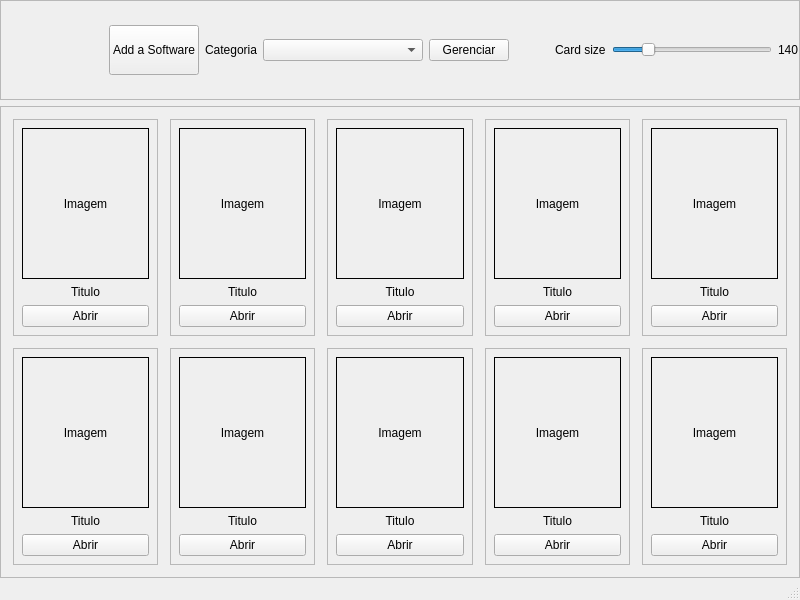
Before: the Qt Designer form dotLauncher.ui in Dotzin/DotLauncher_, drawn with Qt 5.
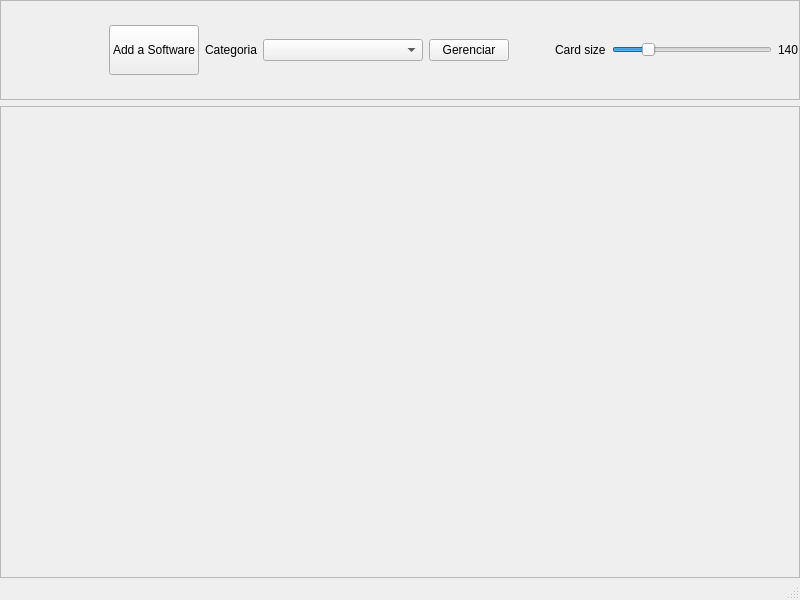
After: the same form once the commit is applied.

Commit message: feat(ui): Category accordion added

What changed in the file:
```diff
--- a/dotLauncher.ui
+++ b/dotLauncher.ui
@@ -227,7 +227,7 @@
             <height>449</height>
            </rect>
           </property>
-          <layout class="QGridLayout" name="gridLayout" rowstretch="0,0" columnstretch="0,0,0,0,0">
+          <layout class="QGridLayout" name="gridLayout" rowstretch="0" columnstretch="0">
            <property name="leftMargin">
             <number>12</number>
            </property>
@@ -243,846 +243,6 @@
            <property name="spacing">
             <number>12</number>
            </property>
-           <item row="0" column="4">
-            <widget class="QFrame" name="placeholderFrame_5">
-             <property name="sizePolicy">
-              <sizepolicy hsizetype="Expanding" vsizetype="Expanding">
-               <horstretch>0</horstretch>
-               <verstretch>0</verstretch>
-              </sizepolicy>
-             </property>
-             <property name="minimumSize">
-              <size>
-               <width>140</width>
-               <height>200</height>
-              </size>
-             </property>
-             <property name="frameShape">
-              <enum>QFrame::Shape::StyledPanel</enum>
-             </property>
-             <property name="frameShadow">
-              <enum>QFrame::Shadow::Raised</enum>
-             </property>
-             <layout class="QVBoxLayout" name="placeholderLayout_5">
-              <property name="spacing">
-               <number>6</number>
-              </property>
-              <property name="leftMargin">
-               <number>8</number>
-              </property>
-              <property name="topMargin">
-               <number>8</number>
-              </property>
-              <property name="rightMargin">
-               <number>8</number>
-              </property>
-              <property name="bottomMargin">
-               <number>8</number>
-              </property>
-              <item>
-               <widget class="QLabel" name="placeholderImage_5">
-                <property name="sizePolicy">
-                 <sizepolicy hsizetype="Expanding" vsizetype="Expanding">
-                  <horstretch>0</horstretch>
-                  <verstretch>0</verstretch>
-                 </sizepolicy>
-                </property>
-                <property name="minimumSize">
-                 <size>
-                  <width>120</width>
-                  <height>120</height>
-                 </size>
-                </property>
-                <property name="frameShape">
-                 <enum>QFrame::Shape::Box</enum>
-                </property>
-                <property name="text">
-                 <string>Imagem</string>
-                </property>
-                <property name="scaledContents">
-                 <bool>true</bool>
-                </property>
-                <property name="alignment">
-                 <set>Qt::AlignmentFlag::AlignCenter</set>
-                </property>
-               </widget>
-              </item>
-              <item>
-               <widget class="QLabel" name="placeholderTitle_5">
-                <property name="text">
-                 <string>Titulo</string>
-                </property>
-                <property name="alignment">
-                 <set>Qt::AlignmentFlag::AlignCenter</set>
-                </property>
-               </widget>
-              </item>
-              <item>
-               <widget class="QPushButton" name="placeholderOpenButton_5">
-                <property name="text">
-                 <string>Abrir</string>
-                </property>
-               </widget>
-              </item>
-             </layout>
-            </widget>
-           </item>
-           <item row="1" column="3">
-            <widget class="QFrame" name="placeholderFrame_9">
-             <property name="sizePolicy">
-              <sizepolicy hsizetype="Expanding" vsizetype="Expanding">
-               <horstretch>0</horstretch>
-               <verstretch>0</verstretch>
-              </sizepolicy>
-             </property>
-             <property name="minimumSize">
-              <size>
-               <width>140</width>
-               <height>200</height>
-              </size>
-             </property>
-             <property name="frameShape">
-              <enum>QFrame::Shape::StyledPanel</enum>
-             </property>
-             <property name="frameShadow">
-              <enum>QFrame::Shadow::Raised</enum>
-             </property>
-             <layout class="QVBoxLayout" name="placeholderLayout_9">
-              <property name="spacing">
-               <number>6</number>
-              </property>
-              <property name="leftMargin">
-               <number>8</number>
-              </property>
-              <property name="topMargin">
-               <number>8</number>
-              </property>
-              <property name="rightMargin">
-               <number>8</number>
-              </property>
-              <property name="bottomMargin">
-               <number>8</number>
-              </property>
-              <item>
-               <widget class="QLabel" name="placeholderImage_9">
-                <property name="sizePolicy">
-                 <sizepolicy hsizetype="Expanding" vsizetype="Expanding">
-                  <horstretch>0</horstretch>
-                  <verstretch>0</verstretch>
-                 </sizepolicy>
-                </property>
-                <property name="minimumSize">
-                 <size>
-                  <width>120</width>
-                  <height>120</height>
-                 </size>
-                </property>
-                <property name="frameShape">
-                 <enum>QFrame::Shape::Box</enum>
-                </property>
-                <property name="text">
-                 <string>Imagem</string>
-                </property>
-                <property name="scaledContents">
-                 <bool>true</bool>
-                </property>
-                <property name="alignment">
-                 <set>Qt::AlignmentFlag::AlignCenter</set>
-                </property>
-               </widget>
-              </item>
-              <item>
-               <widget class="QLabel" name="placeholderTitle_9">
-                <property name="text">
-                 <string>Titulo</string>
-                </property>
-                <property name="alignment">
-                 <set>Qt::AlignmentFlag::AlignCenter</set>
-                </property>
-               </widget>
-              </item>
-              <item>
-               <widget class="QPushButton" name="placeholderOpenButton_9">
-                <property name="text">
-                 <string>Abrir</string>
-                </property>
-               </widget>
-              </item>
-             </layout>
-            </widget>
-           </item>
-           <item row="1" column="1">
-            <widget class="QFrame" name="placeholderFrame_7">
-             <property name="sizePolicy">
-              <sizepolicy hsizetype="Expanding" vsizetype="Expanding">
-               <horstretch>0</horstretch>
-               <verstretch>0</verstretch>
-              </sizepolicy>
-             </property>
-             <property name="minimumSize">
-              <size>
-               <width>140</width>
-               <height>200</height>
-              </size>
-             </property>
-             <property name="frameShape">
-              <enum>QFrame::Shape::StyledPanel</enum>
-             </property>
-             <property name="frameShadow">
-              <enum>QFrame::Shadow::Raised</enum>
-             </property>
-             <layout class="QVBoxLayout" name="placeholderLayout_7">
-              <property name="spacing">
-               <number>6</number>
-              </property>
-              <property name="leftMargin">
-               <number>8</number>
-              </property>
-              <property name="topMargin">
-               <number>8</number>
-              </property>
-              <property name="rightMargin">
-               <number>8</number>
-              </property>
-              <property name="bottomMargin">
-               <number>8</number>
-              </property>
-              <item>
-               <widget class="QLabel" name="placeholderImage_7">
-                <property name="sizePolicy">
-                 <sizepolicy hsizetype="Expanding" vsizetype="Expanding">
-                  <horstretch>0</horstretch>
-                  <verstretch>0</verstretch>
-                 </sizepolicy>
-                </property>
-                <property name="minimumSize">
-                 <size>
-                  <width>120</width>
-                  <height>120</height>
-                 </size>
-                </property>
-                <property name="frameShape">
-                 <enum>QFrame::Shape::Box</enum>
-                </property>
-                <property name="text">
-                 <string>Imagem</string>
-                </property>
-                <property name="scaledContents">
-                 <bool>true</bool>
-                </property>
-                <property name="alignment">
-                 <set>Qt::AlignmentFlag::AlignCenter</set>
-                </property>
-               </widget>
-              </item>
-              <item>
-               <widget class="QLabel" name="placeholderTitle_7">
-                <property name="text">
-                 <string>Titulo</string>
-                </property>
-                <property name="alignment">
-                 <set>Qt::AlignmentFlag::AlignCenter</set>
-                </property>
-               </widget>
-              </item>
-              <item>
-               <widget class="QPushButton" name="placeholderOpenButton_7">
-                <property name="text">
-                 <string>Abrir</string>
-                </property>
-               </widget>
-              </item>
-             </layout>
-            </widget>
-           </item>
-           <item row="0" column="2">
-            <widget class="QFrame" name="placeholderFrame_3">
-             <property name="sizePolicy">
-              <sizepolicy hsizetype="Expanding" vsizetype="Expanding">
-               <horstretch>0</horstretch>
-               <verstretch>0</verstretch>
-              </sizepolicy>
-             </property>
-             <property name="minimumSize">
-              <size>
-               <width>140</width>
-               <height>200</height>
-              </size>
-             </property>
-             <property name="frameShape">
-              <enum>QFrame::Shape::StyledPanel</enum>
-             </property>
-             <property name="frameShadow">
-              <enum>QFrame::Shadow::Raised</enum>
-             </property>
-             <layout class="QVBoxLayout" name="placeholderLayout_3">
-              <property name="spacing">
-               <number>6</number>
-              </property>
-              <property name="leftMargin">
-               <number>8</number>
-              </property>
-              <property name="topMargin">
-               <number>8</number>
-              </property>
-              <property name="rightMargin">
-               <number>8</number>
-              </property>
-              <property name="bottomMargin">
-               <number>8</number>
-              </property>
-              <item>
-               <widget class="QLabel" name="placeholderImage_3">
-                <property name="sizePolicy">
-                 <sizepolicy hsizetype="Expanding" vsizetype="Expanding">
-                  <horstretch>0</horstretch>
-                  <verstretch>0</verstretch>
-                 </sizepolicy>
-                </property>
-                <property name="minimumSize">
-                 <size>
-                  <width>120</width>
-                  <height>120</height>
-                 </size>
-                </property>
-                <property name="frameShape">
-                 <enum>QFrame::Shape::Box</enum>
-                </property>
-                <property name="text">
-                 <string>Imagem</string>
-                </property>
-                <property name="scaledContents">
-                 <bool>true</bool>
-                </property>
-                <property name="alignment">
-                 <set>Qt::AlignmentFlag::AlignCenter</set>
-                </property>
-               </widget>
-              </item>
-              <item>
-               <widget class="QLabel" name="placeholderTitle_3">
-                <property name="text">
-                 <string>Titulo</string>
-                </property>
-                <property name="alignment">
-                 <set>Qt::AlignmentFlag::AlignCenter</set>
-                </property>
-               </widget>
-              </item>
-              <item>
-               <widget class="QPushButton" name="placeholderOpenButton_3">
-                <property name="text">
-                 <string>Abrir</string>
-                </property>
-               </widget>
-              </item>
-             </layout>
-            </widget>
-           </item>
-           <item row="0" column="1">
-            <widget class="QFrame" name="placeholderFrame_2">
-             <property name="sizePolicy">
-              <sizepolicy hsizetype="Expanding" vsizetype="Expanding">
-               <horstretch>0</horstretch>
-               <verstretch>0</verstretch>
-              </sizepolicy>
-             </property>
-             <property name="minimumSize">
-              <size>
-               <width>140</width>
-               <height>200</height>
-              </size>
-             </property>
-             <property name="frameShape">
-              <enum>QFrame::Shape::StyledPanel</enum>
-             </property>
-             <property name="frameShadow">
-              <enum>QFrame::Shadow::Raised</enum>
-             </property>
-             <layout class="QVBoxLayout" name="placeholderLayout_2">
-              <property name="spacing">
-               <number>6</number>
-              </property>
-              <property name="leftMargin">
-               <number>8</number>
-              </property>
-              <property name="topMargin">
-               <number>8</number>
-              </property>
-              <property name="rightMargin">
-               <number>8</number>
-              </property>
-              <property name="bottomMargin">
-               <number>8</number>
-              </property>
-              <item>
-               <widget class="QLabel" name="placeholderImage_2">
-                <property name="sizePolicy">
-                 <sizepolicy hsizetype="Expanding" vsizetype="Expanding">
-                  <horstretch>0</horstretch>
-                  <verstretch>0</verstretch>
-                 </sizepolicy>
-                </property>
-                <property name="minimumSize">
-                 <size>
-                  <width>120</width>
-                  <height>120</height>
-                 </size>
-                </property>
-                <property name="frameShape">
-                 <enum>QFrame::Shape::Box</enum>
-                </property>
-                <property name="text">
-                 <string>Imagem</string>
-                </property>
-                <property name="scaledContents">
-                 <bool>true</bool>
-                </property>
-                <property name="alignment">
-                 <set>Qt::AlignmentFlag::AlignCenter</set>
-                </property>
-               </widget>
-              </item>
-              <item>
-               <widget class="QLabel" name="placeholderTitle_2">
-                <property name="text">
-                 <string>Titulo</string>
-                </property>
-                <property name="alignment">
-                 <set>Qt::AlignmentFlag::AlignCenter</set>
-                </property>
-               </widget>
-              </item>
-              <item>
-               <widget class="QPushButton" name="placeholderOpenButton_2">
-                <property name="text">
-                 <string>Abrir</string>
-                </property>
-               </widget>
-              </item>
-             </layout>
-            </widget>
-           </item>
-           <item row="1" column="2">
-            <widget class="QFrame" name="placeholderFrame_8">
-             <property name="sizePolicy">
-              <sizepolicy hsizetype="Expanding" vsizetype="Expanding">
-               <horstretch>0</horstretch>
-               <verstretch>0</verstretch>
-              </sizepolicy>
-             </property>
-             <property name="minimumSize">
-              <size>
-               <width>140</width>
-               <height>200</height>
-              </size>
-             </property>
-             <property name="frameShape">
-              <enum>QFrame::Shape::StyledPanel</enum>
-             </property>
-             <property name="frameShadow">
-              <enum>QFrame::Shadow::Raised</enum>
-             </property>
-             <layout class="QVBoxLayout" name="placeholderLayout_8">
-              <property name="spacing">
-               <number>6</number>
-              </property>
-              <property name="leftMargin">
-               <number>8</number>
-              </property>
-              <property name="topMargin">
-               <number>8</number>
-              </property>
-              <property name="rightMargin">
-               <number>8</number>
-              </property>
-              <property name="bottomMargin">
-               <number>8</number>
-              </property>
-              <item>
-               <widget class="QLabel" name="placeholderImage_8">
-                <property name="sizePolicy">
-                 <sizepolicy hsizetype="Expanding" vsizetype="Expanding">
-                  <horstretch>0</horstretch>
-                  <verstretch>0</verstretch>
-                 </sizepolicy>
-                </property>
-                <property name="minimumSize">
-                 <size>
-                  <width>120</width>
-                  <height>120</height>
-                 </size>
-                </property>
-                <property name="frameShape">
-                 <enum>QFrame::Shape::Box</enum>
-                </property>
-                <property name="text">
-                 <string>Imagem</string>
-                </property>
-                <property name="scaledContents">
-                 <bool>true</bool>
-                </property>
-                <property name="alignment">
-                 <set>Qt::AlignmentFlag::AlignCenter</set>
-                </property>
-               </widget>
-              </item>
-              <item>
-               <widget class="QLabel" name="placeholderTitle_8">
-                <property name="text">
-                 <string>Titulo</string>
-                </property>
-                <property name="alignment">
-                 <set>Qt::AlignmentFlag::AlignCenter</set>
-                </property>
-               </widget>
-              </item>
-              <item>
-               <widget class="QPushButton" name="placeholderOpenButton_8">
-                <property name="text">
-                 <string>Abrir</string>
-                </property>
-               </widget>
-              </item>
-             </layout>
-            </widget>
-           </item>
-           <item row="0" column="3">
-            <widget class="QFrame" name="placeholderFrame_4">
-             <property name="sizePolicy">
-              <sizepolicy hsizetype="Expanding" vsizetype="Expanding">
-               <horstretch>0</horstretch>
-               <verstretch>0</verstretch>
-              </sizepolicy>
-             </property>
-             <property name="minimumSize">
-              <size>
-               <width>140</width>
-               <height>200</height>
-              </size>
-             </property>
-             <property name="frameShape">
-              <enum>QFrame::Shape::StyledPanel</enum>
-             </property>
-             <property name="frameShadow">
-              <enum>QFrame::Shadow::Raised</enum>
-             </property>
-             <layout class="QVBoxLayout" name="placeholderLayout_4">
-              <property name="spacing">
-               <number>6</number>
-              </property>
-              <property name="leftMargin">
-               <number>8</number>
-              </property>
-              <property name="topMargin">
-               <number>8</number>
-              </property>
-              <property name="rightMargin">
-               <number>8</number>
-              </property>
-              <property name="bottomMargin">
-               <number>8</number>
-              </property>
-              <item>
-               <widget class="QLabel" name="placeholderImage_4">
-                <property name="sizePolicy">
-                 <sizepolicy hsizetype="Expanding" vsizetype="Expanding">
-                  <horstretch>0</horstretch>
-                  <verstretch>0</verstretch>
-                 </sizepolicy>
-                </property>
-                <property name="minimumSize">
-                 <size>
-                  <width>120</width>
-                  <height>120</height>
-                 </size>
-                </property>
-                <property name="frameShape">
-                 <enum>QFrame::Shape::Box</enum>
-                </property>
-                <property name="text">
-                 <string>Imagem</string>
-                </property>
-                <property name="scaledContents">
-                 <bool>true</bool>
-                </property>
-                <property name="alignment">
-                 <set>Qt::AlignmentFlag::AlignCenter</set>
-                </property>
-               </widget>
-              </item>
-              <item>
-               <widget class="QLabel" name="placeholderTitle_4">
-                <property name="text">
-                 <string>Titulo</string>
-                </property>
-                <property name="alignment">
-                 <set>Qt::AlignmentFlag::AlignCenter</set>
-                </property>
-               </widget>
-              </item>
-              <item>
-               <widget class="QPushButton" name="placeholderOpenButton_4">
-                <property name="text">
-                 <string>Abrir</string>
-                </property>
-               </widget>
-              </item>
-             </layout>
-            </widget>
-           </item>
-           <item row="1" column="4">
-            <widget class="QFrame" name="placeholderFrame_10">
-             <property name="sizePolicy">
-              <sizepolicy hsizetype="Expanding" vsizetype="Expanding">
-               <horstretch>0</horstretch>
-               <verstretch>0</verstretch>
-              </sizepolicy>
-             </property>
-             <property name="minimumSize">
-              <size>
-               <width>140</width>
-               <height>200</height>
-              </size>
-             </property>
-             <property name="frameShape">
-              <enum>QFrame::Shape::StyledPanel</enum>
-             </property>
-             <property name="frameShadow">
-              <enum>QFrame::Shadow::Raised</enum>
-             </property>
-             <layout class="QVBoxLayout" name="placeholderLayout_10">
-              <property name="spacing">
-               <number>6</number>
-              </property>
-              <property name="leftMargin">
-               <number>8</number>
-              </property>
-              <property name="topMargin">
-               <number>8</number>
-              </property>
-              <property name="rightMargin">
-               <number>8</number>
-              </property>
-              <property name="bottomMargin">
-               <number>8</number>
-              </property>
-              <item>
-               <widget class="QLabel" name="placeholderImage_10">
-                <property name="sizePolicy">
-                 <sizepolicy hsizetype="Expanding" vsizetype="Expanding">
-                  <horstretch>0</horstretch>
-                  <verstretch>0</verstretch>
-                 </sizepolicy>
-                </property>
-                <property name="minimumSize">
-                 <size>
-                  <width>120</width>
-                  <height>120</height>
-                 </size>
-                </property>
-                <property name="frameShape">
-                 <enum>QFrame::Shape::Box</enum>
-                </property>
-                <property name="text">
-                 <string>Imagem</string>
-                </property>
-                <property name="scaledContents">
-                 <bool>true</bool>
-                </property>
-                <property name="alignment">
-                 <set>Qt::AlignmentFlag::AlignCenter</set>
-                </property>
-               </widget>
-              </item>
-              <item>
-               <widget class="QLabel" name="placeholderTitle_10">
-                <property name="text">
-                 <string>Titulo</string>
-                </property>
-                <property name="alignment">
-                 <set>Qt::AlignmentFlag::AlignCenter</set>
-                </property>
-               </widget>
-              </item>
-              <item>
-               <widget class="QPushButton" name="placeholderOpenButton_10">
-                <property name="text">
-                 <string>Abrir</string>
-                </property>
-               </widget>
-              </item>
-             </layout>
-            </widget>
-           </item>
-           <item row="1" column="0">
-            <widget class="QFrame" name="placeholderFrame_6">
-             <property name="sizePolicy">
-              <sizepolicy hsizetype="Expanding" vsizetype="Expanding">
-               <horstretch>0</horstretch>
-               <verstretch>0</verstretch>
-              </sizepolicy>
-             </property>
-             <property name="minimumSize">
-              <size>
-               <width>140</width>
-               <height>200</height>
-              </size>
-             </property>
-             <property name="frameShape">
-              <enum>QFrame::Shape::StyledPanel</enum>
-             </property>
-             <property name="frameShadow">
-              <enum>QFrame::Shadow::Raised</enum>
-             </property>
-             <layout class="QVBoxLayout" name="placeholderLayout_6">
-              <property name="spacing">
-               <number>6</number>
-              </property>
-              <property name="leftMargin">
-               <number>8</number>
-              </property>
-              <property name="topMargin">
-               <number>8</number>
-              </property>
-              <property name="rightMargin">
-               <number>8</number>
-              </property>
-              <property name="bottomMargin">
-               <number>8</number>
-              </property>
-              <item>
-               <widget class="QLabel" name="placeholderImage_6">
-                <property name="sizePolicy">
-                 <sizepolicy hsizetype="Expanding" vsizetype="Expanding">
-                  <horstretch>0</horstretch>
-                  <verstretch>0</verstretch>
-                 </sizepolicy>
-                </property>
-                <property name="minimumSize">
-                 <size>
-                  <width>120</width>
-                  <height>120</height>
-                 </size>
-                </property>
-                <property name="frameShape">
-                 <enum>QFrame::Shape::Box</enum>
-                </property>
-                <property name="text">
-                 <string>Imagem</string>
-                </property>
-                <property name="scaledContents">
-                 <bool>true</bool>
-                </property>
-                <property name="alignment">
-                 <set>Qt::AlignmentFlag::AlignCenter</set>
-                </property>
-               </widget>
-              </item>
-              <item>
-               <widget class="QLabel" name="placeholderTitle_6">
-                <property name="text">
-                 <string>Titulo</string>
-                </property>
-                <property name="alignment">
-                 <set>Qt::AlignmentFlag::AlignCenter</set>
-                </property>
-               </widget>
-              </item>
-              <item>
-               <widget class="QPushButton" name="placeholderOpenButton_6">
-                <property name="text">
-                 <string>Abrir</string>
-                </property>
-               </widget>
-              </item>
-             </layout>
-            </widget>
-           </item>
-           <item row="0" column="0">
-            <widget class="QFrame" name="placeholderFrame_1">
-             <property name="sizePolicy">
-              <sizepolicy hsizetype="Expanding" vsizetype="Expanding">
-               <horstretch>0</horstretch>
-               <verstretch>0</verstretch>
-              </sizepolicy>
-             </property>
-             <property name="minimumSize">
-              <size>
-               <width>140</width>
-               <height>200</height>
-              </size>
-             </property>
-             <property name="frameShape">
-              <enum>QFrame::Shape::StyledPanel</enum>
-             </property>
-             <property name="frameShadow">
-              <enum>QFrame::Shadow::Raised</enum>
-             </property>
-             <layout class="QVBoxLayout" name="placeholderLayout_1">
-              <property name="spacing">
-               <number>6</number>
-              </property>
-              <property name="leftMargin">
-               <number>8</number>
-              </property>
-              <property name="topMargin">
-               <number>8</number>
-              </property>
-              <property name="rightMargin">
-               <number>8</number>
-              </property>
-              <property name="bottomMargin">
-               <number>8</number>
-              </property>
-              <item>
-               <widget class="QLabel" name="placeholderImage_1">
-                <property name="sizePolicy">
-                 <sizepolicy hsizetype="Expanding" vsizetype="Expanding">
-                  <horstretch>0</horstretch>
-                  <verstretch>0</verstretch>
-                 </sizepolicy>
-                </property>
-                <property name="minimumSize">
-                 <size>
-                  <width>80</width>
-                  <height>80</height>
-                 </size>
-                </property>
-                <property name="frameShape">
-                 <enum>QFrame::Shape::Box</enum>
-                </property>
-                <property name="text">
-                 <string>Imagem</string>
-                </property>
-                <property name="scaledContents">
-                 <bool>true</bool>
-                </property>
-                <property name="alignment">
-                 <set>Qt::AlignmentFlag::AlignCenter</set>
-                </property>
-               </widget>
-              </item>
-              <item>
-               <widget class="QLabel" name="placeholderTitle_1">
-                <property name="text">
-                 <string>Titulo</string>
-                </property>
-                <property name="alignment">
-                 <set>Qt::AlignmentFlag::AlignCenter</set>
-                </property>
-               </widget>
-              </item>
-              <item>
-               <widget class="QPushButton" name="placeholderOpenButton_1">
-                <property name="text">
-                 <string>Abrir</string>
-                </property>
-               </widget>
-              </item>
-             </layout>
-            </widget>
-           </item>
           </layout>
          </widget>
         </widget>
```
The commit also changes 2 other files.
